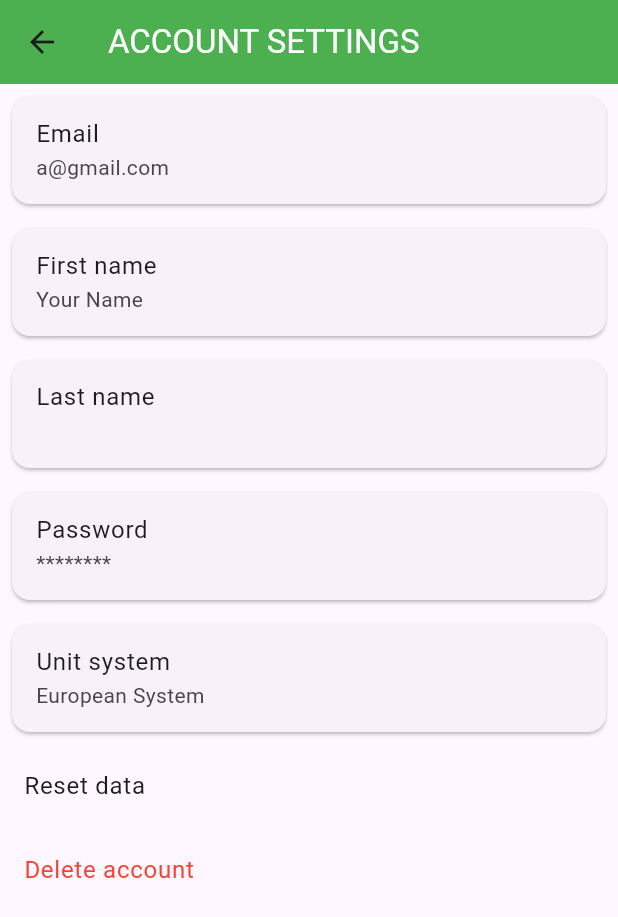
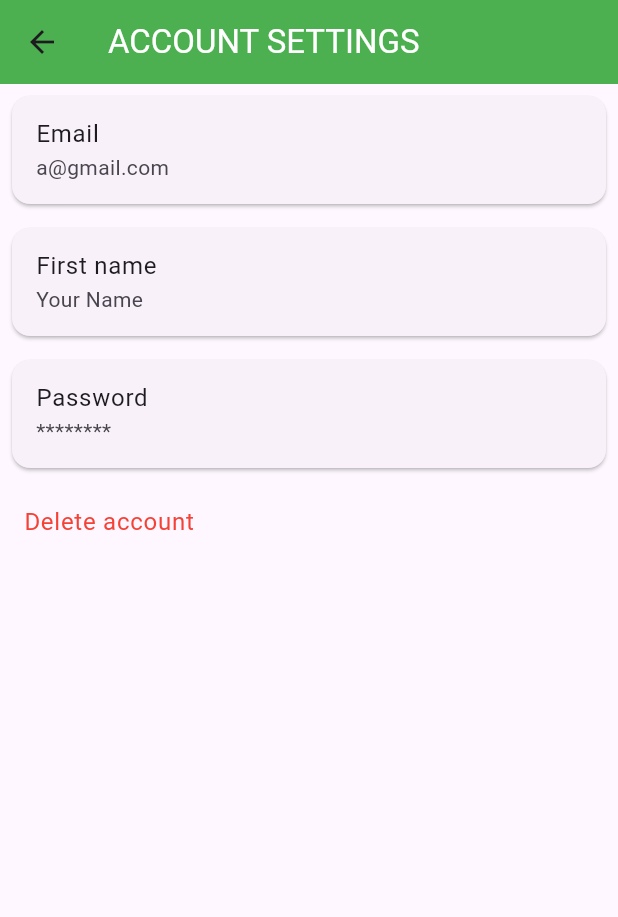
Before and after one commit to SumiyaBarsha/mealBuddy, a Flutter app: the AccountSettingsPage screen opened directly, on a phone screen of 412 x 824 dp. Shown: the top 917 px of the screen. Run offline on Flutter 3.47's test engine with Material 2 defaults, Android fonts, the light colour scheme and no system bars; our stand-ins replace firebase_auth, firebase_core, firebase_database, firebase_messaging, firebase_storage, flutter_local_notifications and 2 more; accounts and stored records are empty.

Commit message:
Update YourAccount.dart

```diff
--- a/lib/YourAccount.dart
+++ b/lib/YourAccount.dart
@@ -1,17 +1,5 @@
 import 'package:flutter/material.dart';
 
-void main() => runApp(MyApp());
-
-class MyApp extends StatelessWidget {
-  @override
-  Widget build(BuildContext context) {
-    return MaterialApp(
-      title: 'Account Settings',
-      theme: ThemeData(primarySwatch: Colors.blue),
-      home: AccountSettingsPage(),
-    );
-  }
-}
 
 class AccountSettingsPage extends StatelessWidget {
   @override
@@ -39,22 +27,8 @@ class AccountSettingsPage extends StatelessWidget {
               content: 'Your Name',
             ),
             SettingCard(
-              title: 'Last name',
-              content: '', // Empty content for last name
-            ),
-            SettingCard(
               title: 'Password',
               content: '********',
-            ),
-            SettingCard(
-              title: 'Unit system',
-              content: 'European System',
-            ),
-            ListTile(
-              title: Text('Reset data'),
-              onTap: () {
-                // Handle reset data logic
-              },
             ),
             ListTile(
               title: Text('Delete account', style: TextStyle(color: Colors.red)),
```
